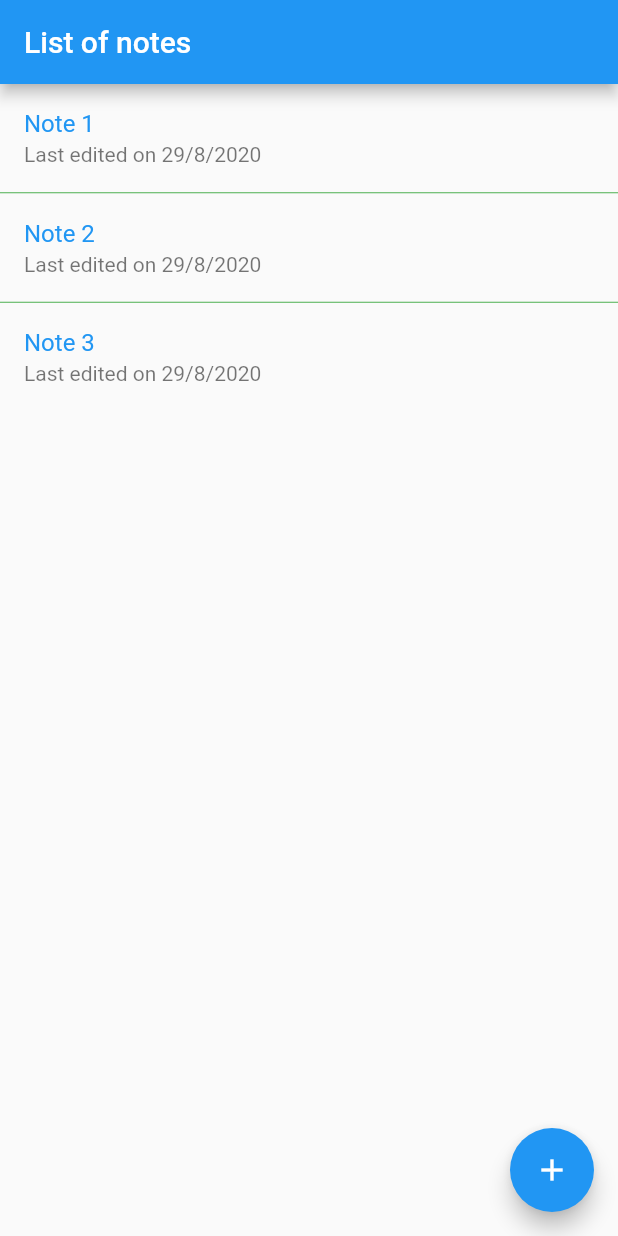
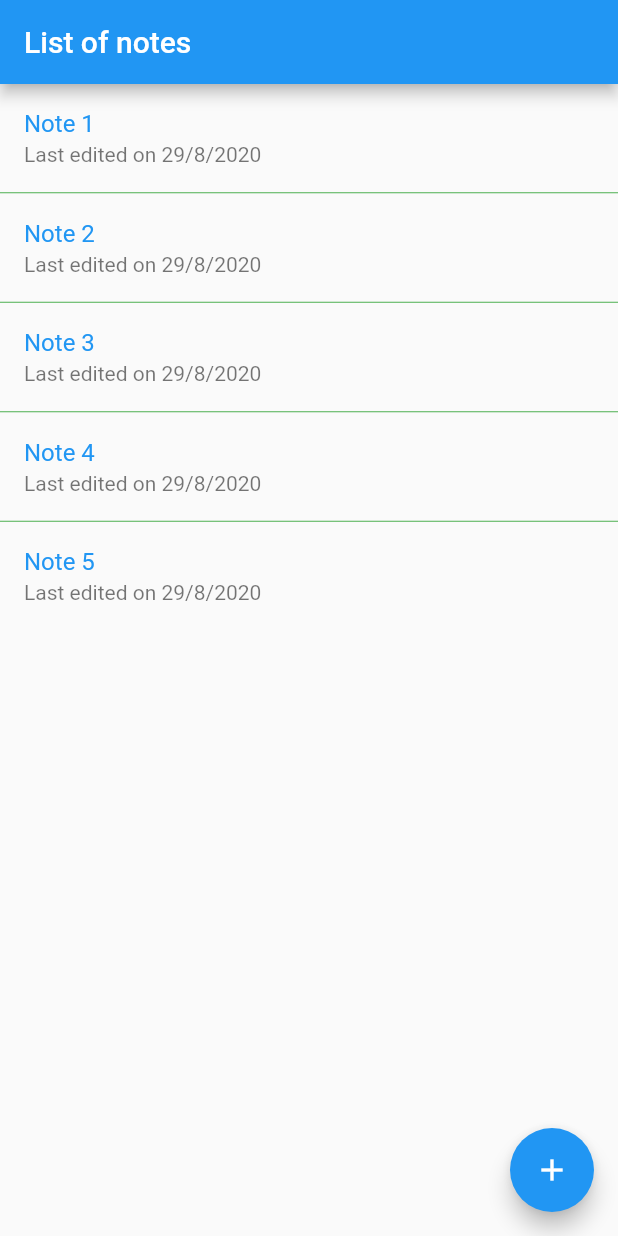
Before and after one commit to Davazano/quick_notes, a Flutter app: the screen it shows after launch, on a phone screen of 412 x 824 dp. Run offline on Flutter 3.47's test engine with Material 2 defaults, Android fonts, the phone set to English and light mode, and no system bars; our stand-ins replace get_it.

Commit message:
Consumed NotesService in Note Listing View using get_it package

```diff
--- a/lib/main.dart
+++ b/lib/main.dart
@@ -1,7 +1,14 @@
 import 'package:flutter/material.dart';
+import 'package:get_it/get_it.dart';
+import 'package:quick_notes/services/notes_service.dart';
 import 'package:quick_notes/views/note_list.dart';
 
+void setupLocator() {
+  GetIt.I.registerLazySingleton(() => NotesService());
+}
+
 void main() {
+  setupLocator();
   runApp(MyApp());
 }
 
--- a/lib/services/notes_service.dart
+++ b/lib/services/notes_service.dart
@@ -1,4 +1,3 @@
-
 import 'package:quick_notes/models/note_for_listing.dart';
 
 class NotesService {
--- a/lib/views/note_list.dart
+++ b/lib/views/note_list.dart
@@ -1,33 +1,29 @@
 import 'package:flutter/material.dart';
+import 'package:get_it/get_it.dart';
 import 'package:quick_notes/models/note_for_listing.dart';
+import 'package:quick_notes/services/notes_service.dart';
 import 'package:quick_notes/views/note_delete.dart';
 import 'package:quick_notes/views/note_modify.dart';
 
-class NoteList extends StatelessWidget {
+class NoteList extends StatefulWidget {
 
-  final notes = [
-    new NoteForListing(
-        noteID: "1",
-        createDateTime: DateTime.now(),
-        latestEditDateTime: DateTime.now(),
-        noteTitle: "Note 1"
-    ),
-    new NoteForListing(
-        noteID: "2",
-        createDateTime: DateTime.now(),
-        latestEditDateTime: DateTime.now(),
-        noteTitle: "Note 2"
-    ),
-    new NoteForListing(
-        noteID: "3",
-        createDateTime: DateTime.now(),
-        latestEditDateTime: DateTime.now(),
-        noteTitle: "Note 3"
-    ),
-  ];
+  @override
+  _NoteListState createState() => _NoteListState();
+}
+
+class _NoteListState extends State<NoteList> {
+  NotesService get service => GetIt.I<NotesService>();
+
+  List<NoteForListing> notes = [];
 
   String formatDateTime(DateTime dateTime) {
     return '${dateTime.day}/${dateTime.month}/${dateTime.year}';
+  }
+
+  @override
+  void initState() {
+    notes = service.getNotesList();
+    super.initState();
   }
 
   @override
--- a/pubspec.yaml
+++ b/pubspec.yaml
@@ -32,6 +32,7 @@ dependencies:
 dev_dependencies:
   flutter_test:
     sdk: flutter
+  get_it: ^3.0.3
 
 # For information on the generic Dart part of this file, see the
 # following page: https://dart.dev/tools/pub/pubspec
```
Also changed, not shown: pubspec.lock.
